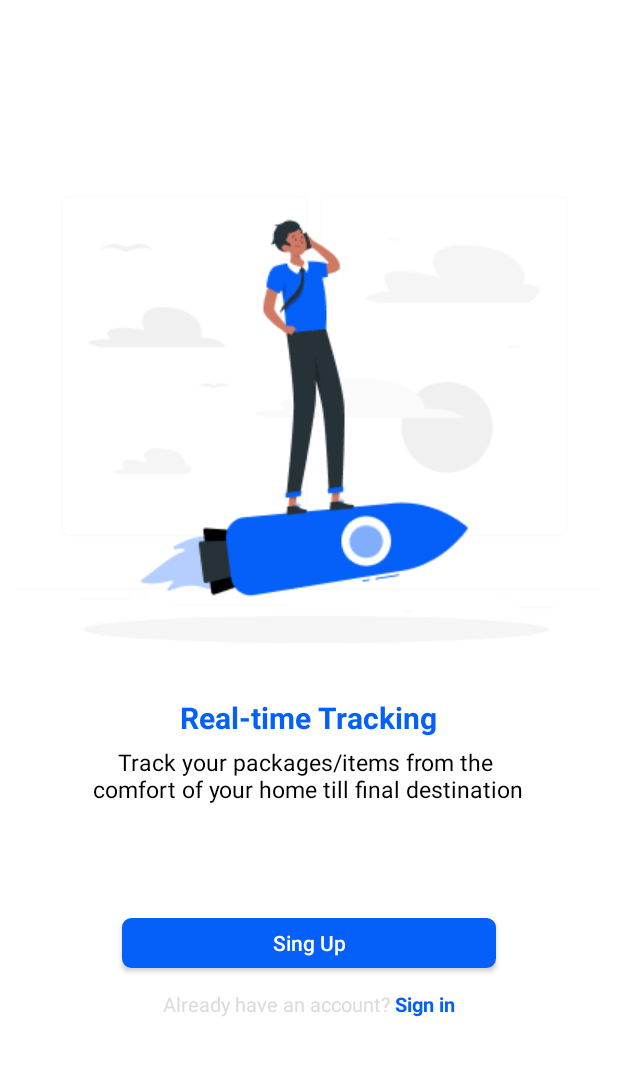
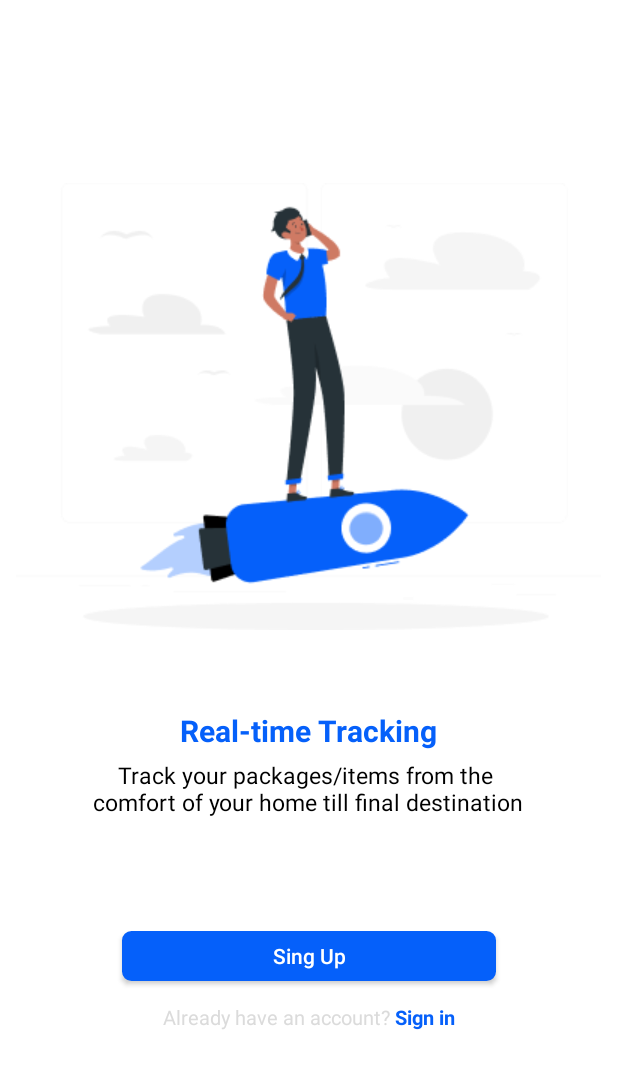
Before and after one commit to redforin/practis, an Android app: the FourActivity screen opened directly, with no data from a screen before it, on a phone screen of 412 x 824 dp. Shown: the top 1069 px of the screen. Run offline under Robolectric (Android 15) with nearby library versions, the phone set to English and light mode, and no system bars.

Commit message:
practice day 3

```diff
--- a/app/src/main/res/layout/activity_four.xml
+++ b/app/src/main/res/layout/activity_four.xml
@@ -27,7 +27,7 @@
             android:textSize="20sp"
             android:textStyle="bold"
             android:textColor="@color/text1"
-            android:layout_marginTop="36dp"/>
+            android:layout_marginTop="53dp"/>
 
         <TextView
             android:id="@+id/textView6"
--- a/app/src/main/res/layout/activity_main3.xml
+++ b/app/src/main/res/layout/activity_main3.xml
@@ -29,7 +29,7 @@
             android:textStyle="bold"
             android:textColor="@color/text1"
             android:textAlignment="center"
-            android:layout_marginTop="36dp"/>
+            android:layout_marginTop="53dp"/>
 
         <TextView
             android:id="@+id/textView4"
```
